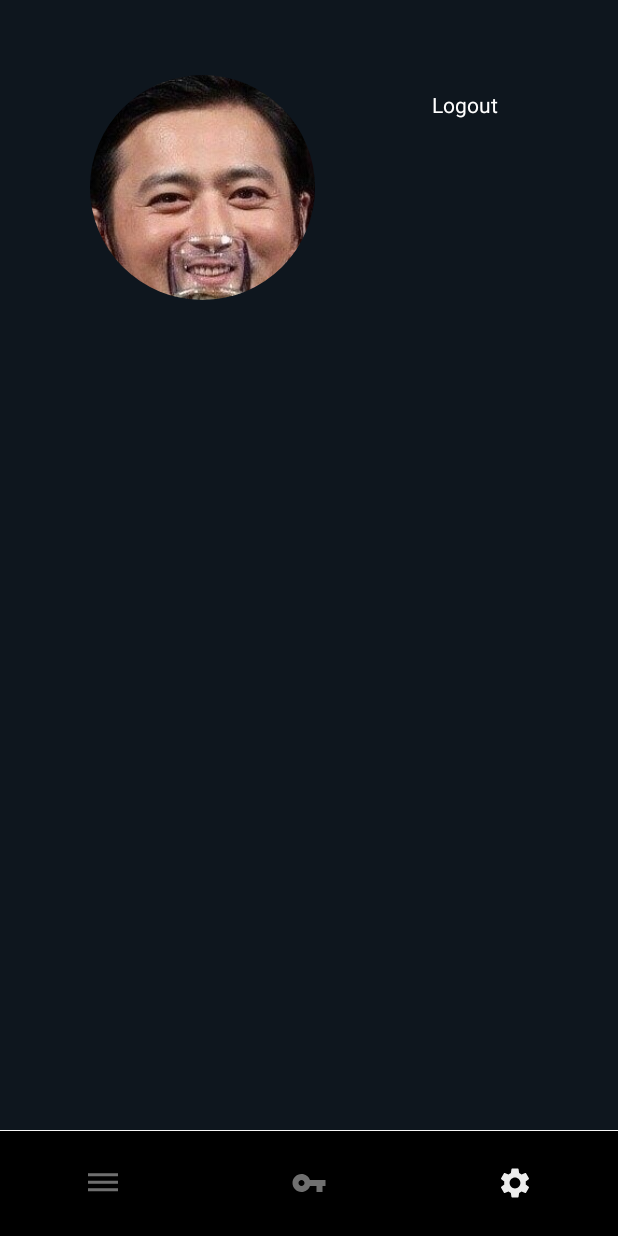
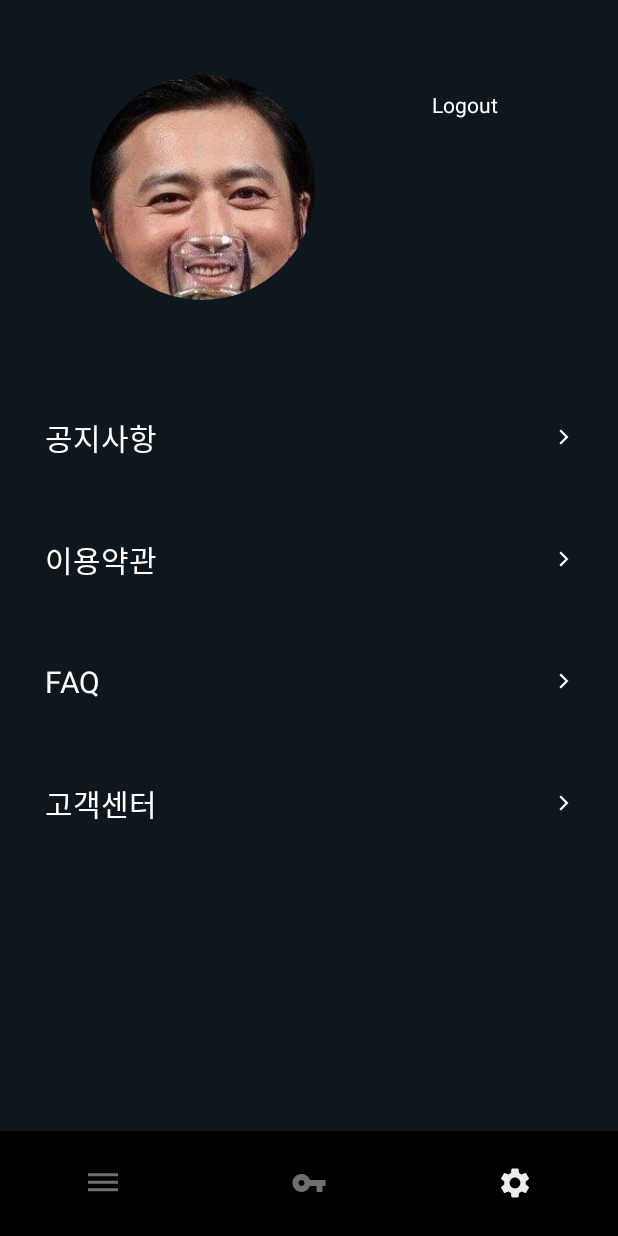
Before and after one commit to KOREAparksh/MakerThon, an Android app: the screen it shows after launch (MainActivity before the commit, ActivityMain after it), item 3 of the bottom bar chosen, on a phone screen of 412 x 824 dp. Run offline under Robolectric (Android 15) with nearby library versions, the phone set to English and light mode, and no system bars.

```diff
--- a/app/src/main/AndroidManifest.xml
+++ b/app/src/main/AndroidManifest.xml
@@ -9,7 +9,8 @@
         android:roundIcon="@mipmap/ic_launcher_round"
         android:supportsRtl="true"
         android:theme="@style/AppTheme">
-        <activity android:name=".MainActivity">
+        <activity android:name=".ActivityDetailView"></activity>
+        <activity android:name=".ActivityMain">
             <intent-filter>
                 <action android:name="android.intent.action.MAIN" />
 
--- a/app/src/main/java/com/practice/yeonda_makerthon/MainActivity.java
+++ b/app/src/main/java/com/practice/yeonda_makerthon/ActivityMain.java
@@ -12,7 +12,7 @@ import android.widget.FrameLayout;
 
 import com.google.android.material.bottomnavigation.BottomNavigationView;
 
-public class MainActivity extends AppCompatActivity implements BottomNavigationView.OnNavigationItemSelectedListener {
+public class ActivityMain extends AppCompatActivity implements BottomNavigationView.OnNavigationItemSelectedListener {
 
     private FrameLayout frameLayout;
     private BottomNavigationView navi;
--- /dev/null
+++ b/app/src/main/java/com/practice/yeonda_makerthon/AdapterSetting.java
@@ -0,0 +1,50 @@
+package com.practice.yeonda_makerthon;
+
+import android.view.LayoutInflater;
+import android.view.View;
+import android.view.ViewGroup;
+import android.widget.TextView;
+
+import androidx.annotation.NonNull;
+import androidx.recyclerview.widget.RecyclerView;
+
+import java.util.ArrayList;
+
+public class AdapterSetting extends RecyclerView.Adapter<AdapterSetting.ViewHolder> {
+
+    View view;
+    private ArrayList<String> list = new ArrayList<String>();
+
+    public void add(String str) {
+        list.add(str);
+    }
+
+    @NonNull
+    @Override
+    public AdapterSetting.ViewHolder onCreateViewHolder(@NonNull ViewGroup parent, int viewType) {
+
+        view = LayoutInflater.from(parent.getContext()).inflate(R.layout.setting_recycler_item, parent, false);
+        AdapterSetting.ViewHolder viewHolder = new AdapterSetting.ViewHolder(view);
+        return viewHolder;
+    }
+
+    @Override
+    public void onBindViewHolder(@NonNull AdapterSetting.ViewHolder holder, int position) {
+        holder.tv.setText(list.get(position));
+    }
+
+    @Override
+    public int getItemCount() {
+        return list.size();
+    }
+
+    public class ViewHolder extends RecyclerView.ViewHolder {
+
+        TextView tv;
+
+        public ViewHolder(@NonNull View itemView) {
+            super(itemView);
+            tv = (TextView)itemView.findViewById(R.id.text_setting_recycler_item);
+        }
+    }
+}
--- a/app/src/main/java/com/practice/yeonda_makerthon/FragmentSetting.java
+++ b/app/src/main/java/com/practice/yeonda_makerthon/FragmentSetting.java
@@ -1,19 +1,29 @@
 package com.practice.yeonda_makerthon;
 
+import android.graphics.Color;
+import android.graphics.Rect;
 import android.media.Image;
 import android.os.Bundle;
 
+import androidx.annotation.NonNull;
+import androidx.annotation.Nullable;
 import androidx.fragment.app.Fragment;
+import androidx.recyclerview.widget.LinearLayoutManager;
+import androidx.recyclerview.widget.RecyclerView;
 
 import android.view.LayoutInflater;
 import android.view.View;
 import android.view.ViewGroup;
+import android.widget.ArrayAdapter;
 import android.widget.ImageView;
+import android.widget.ListView;
 import android.widget.TextView;
 
 import com.bumptech.glide.Glide;
 
 import org.w3c.dom.Text;
+
+import java.util.ArrayList;
 
 public class FragmentSetting extends Fragment {
 
@@ -21,6 +31,11 @@ public class FragmentSetting extends Fragment {
 
     private ImageView profile;
     private TextView logout;
+    private RecyclerView recyclerView;
+    private RecyclerView.LayoutManager layoutManager;
+    private AdapterSetting adapter;
+
+    private ArrayList<String> list = new ArrayList<String>();
 
 
     @Override
@@ -37,8 +52,20 @@ public class FragmentSetting extends Fragment {
     private void initialView() {
         profile = (ImageView)view.findViewById(R.id.profile_image_fragment_setting);
         logout = (TextView)view.findViewById(R.id.logout_button_fragment_setting);
+        recyclerView = (RecyclerView) view.findViewById(R.id.recyclerView_frag_setting);
 
         Glide.with(this).load(R.drawable.unnamed).circleCrop().into(profile);
+
+        recyclerView.setHasFixedSize(true); // 성능강화
+        layoutManager = new LinearLayoutManager(getContext());
+        recyclerView.setLayoutManager(layoutManager);
+        adapter = new AdapterSetting();
+        adapter.add("공지사항");
+        adapter.add("이용약관");
+        adapter.add("FAQ");
+        adapter.add("고객센터");
+        recyclerView.setAdapter(adapter);
+
     }
 
 }
--- /dev/null
+++ b/app/src/main/res/drawable/ic_baseline_arrow_forward_ios_24.xml
@@ -0,0 +1,5 @@
+<vector android:height="30dp" android:tint="#FFFFFF"
+    android:viewportHeight="24" android:viewportWidth="24"
+    android:width="30dp" xmlns:android="http://schemas.android.com/apk/res/android">
+    <path android:fillColor="@android:color/white" android:pathData="M5.88,4.12L13.76,12l-7.88,7.88L8,22l10,-10L8,2z"/>
+</vector>
--- a/app/src/main/res/layout/activity_main.xml
+++ b/app/src/main/res/layout/activity_main.xml
@@ -4,7 +4,7 @@
     xmlns:tools="http://schemas.android.com/tools"
     android:layout_width="match_parent"
     android:layout_height="match_parent"
-    tools:context=".MainActivity"
+    tools:context=".ActivityMain"
     android:background="@color/darkNavy">
 
 
@@ -20,10 +20,12 @@
 
     <View
         android:layout_width="match_parent"
-        android:layout_height="1dp"
+        android:layout_height="1px"
         app:layout_constraintTop_toBottomOf="@id/frameLayout"
         app:layout_constraintBottom_toTopOf="@id/bottom_navi"
         android:background="@android:color/white"/>
+
+
     <com.google.android.material.bottomnavigation.BottomNavigationView
         android:id="@+id/bottom_navi"
         android:layout_width="match_parent"
--- a/app/src/main/res/layout/fragment_setting.xml
+++ b/app/src/main/res/layout/fragment_setting.xml
@@ -27,7 +27,7 @@
             android:id="@+id/logout_button_fragment_setting"
             android:layout_width="wrap_content"
             android:layout_height="wrap_content"
-            android:layout_alignParentRight="true"
+            android:layout_alignParentEnd="true"
             android:layout_alignTop="@id/profile_image_fragment_setting"
             android:layout_marginRight="80dp"
             android:layout_marginTop="10dp"
@@ -36,8 +36,11 @@
             android:clickable="true"
             android:layout_gravity="center"
             android:background="?attr/selectableItemBackgroundBorderless"/>
-
-
     </RelativeLayout>
 
+    <androidx.recyclerview.widget.RecyclerView
+        android:id="@+id/recyclerView_frag_setting"
+        android:layout_width="match_parent"
+        android:layout_height="match_parent"/>
+
 </LinearLayout>
--- a/app/src/main/res/layout/reservation_recycler_item.xml
+++ b/app/src/main/res/layout/reservation_recycler_item.xml
@@ -4,7 +4,9 @@
     android:layout_height="wrap_content"
     xmlns:app="http://schemas.android.com/apk/res-auto"
     android:background="@color/darkNavy"
-    android:orientation="vertical">
+    android:orientation="vertical"
+    android:id="@+id/layout_reservation_item"
+    android:clickable="true">
 
     <View
         android:layout_width="match_parent"
--- /dev/null
+++ b/app/src/main/res/layout/setting_recycler_item.xml
@@ -0,0 +1,44 @@
+<?xml version="1.0" encoding="utf-8"?>
+<LinearLayout xmlns:android="http://schemas.android.com/apk/res/android"
+    android:layout_width="match_parent"
+    android:layout_height="wrap_content"
+    xmlns:app="http://schemas.android.com/apk/res-auto"
+    android:background="@color/darkNavy"
+    android:orientation="vertical">
+
+    <View
+        android:layout_width="match_parent"
+        android:layout_height="2px"
+        android:layout_marginLeft="15dp"
+        android:layout_marginRight="15dp" />
+
+    <androidx.constraintlayout.widget.ConstraintLayout
+        android:layout_width="match_parent"
+        android:layout_height="80dp">
+
+        <TextView
+            android:id="@+id/text_setting_recycler_item"
+            app:layout_constraintTop_toTopOf="parent"
+            app:layout_constraintBottom_toBottomOf="parent"
+            app:layout_constraintLeft_toLeftOf="parent"
+            android:layout_marginLeft="30dp"
+            android:layout_width="wrap_content"
+            android:layout_height="wrap_content"
+            android:text="공지"
+            android:textColor="@android:color/white"
+            android:textSize="20dp"/>
+
+        <ImageView
+            android:id="@+id/arrow_setting_recycler_item"
+            android:layout_width="12dp"
+            android:layout_height="12dp"
+            app:layout_constraintTop_toTopOf="parent"
+            app:layout_constraintBottom_toBottomOf="parent"
+            app:layout_constraintRight_toRightOf="parent"
+            android:layout_marginRight="30dp"
+            android:tint="#ffffff"
+            android:src="@drawable/ic_baseline_arrow_forward_ios_24"/>
+
+    </androidx.constraintlayout.widget.ConstraintLayout>
+
+</LinearLayout>
--- a/app/src/main/res/values/colors.xml
+++ b/app/src/main/res/values/colors.xml
@@ -7,5 +7,6 @@
     <color name="darkNavy_selected">#2f272f</color>
     <color name="partitionGray">#7c7c7c</color>
     <color name="pointSkyblue">#2bb9cc</color>
+    <color name="pointSkyblue_selected">#0997aa</color>
     <color name="testRed2">#990000</color>
 </resources>
--- a/build.gradle
+++ b/build.gradle
@@ -5,7 +5,7 @@ buildscript {
         jcenter()
     }
     dependencies {
-        classpath "com.android.tools.build:gradle:4.0.1"
+        classpath 'com.android.tools.build:gradle:4.1.1'
 
         // NOTE: Do not place your application dependencies here; they belong
         // in the individual module build.gradle files
```
Also changed, not shown: app/src/main/java/com/practice/yeonda_makerthon/ActivityDetailView.java (added, +83 -0 lines), app/src/main/java/com/practice/yeonda_makerthon/AdapterDetailViewNotice.java (added, +49 -0 lines), app/src/main/java/com/practice/yeonda_makerthon/AdapterReservation.java (+20 -5 lines), app/src/main/java/com/practice/yeonda_makerthon/StudioTempClass.java (+3 -4 lines), app/src/main/res/drawable/round_button_sky.xml (added, +27 -0 lines), app/src/main/res/layout/activity_detail_view.xml (added, +203 -0 lines), app/src/main/res/layout/detail_view_notice_item.xml (added, +22 -0 lines), gradle/wrapper/gradle-wrapper.properties.
